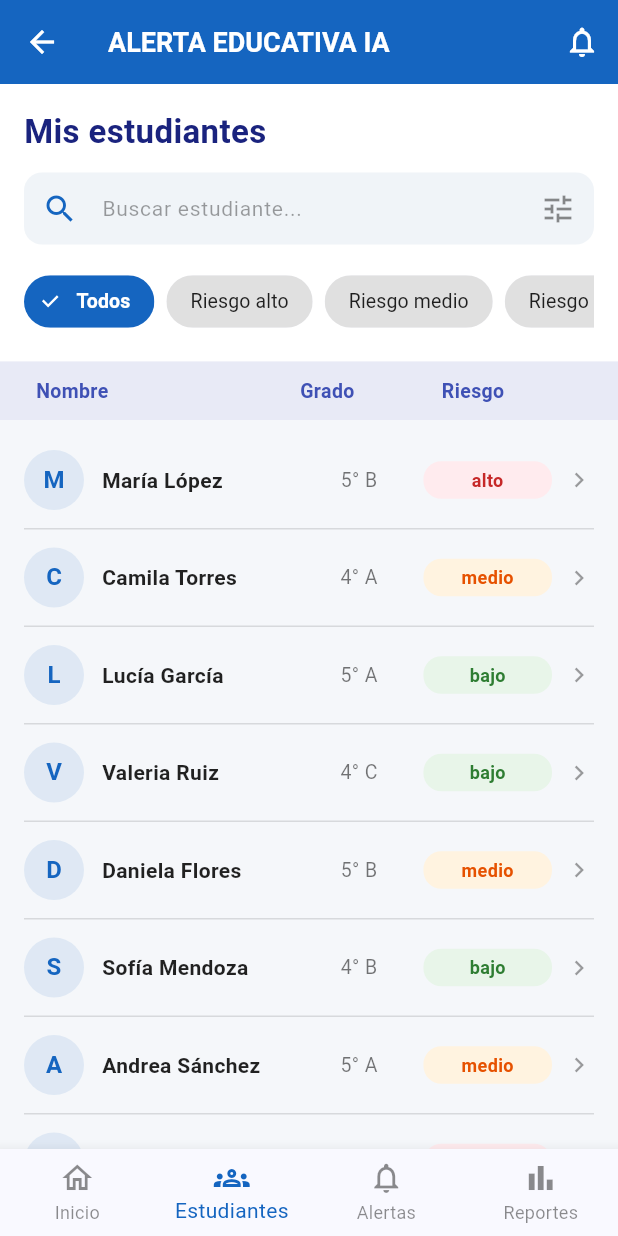
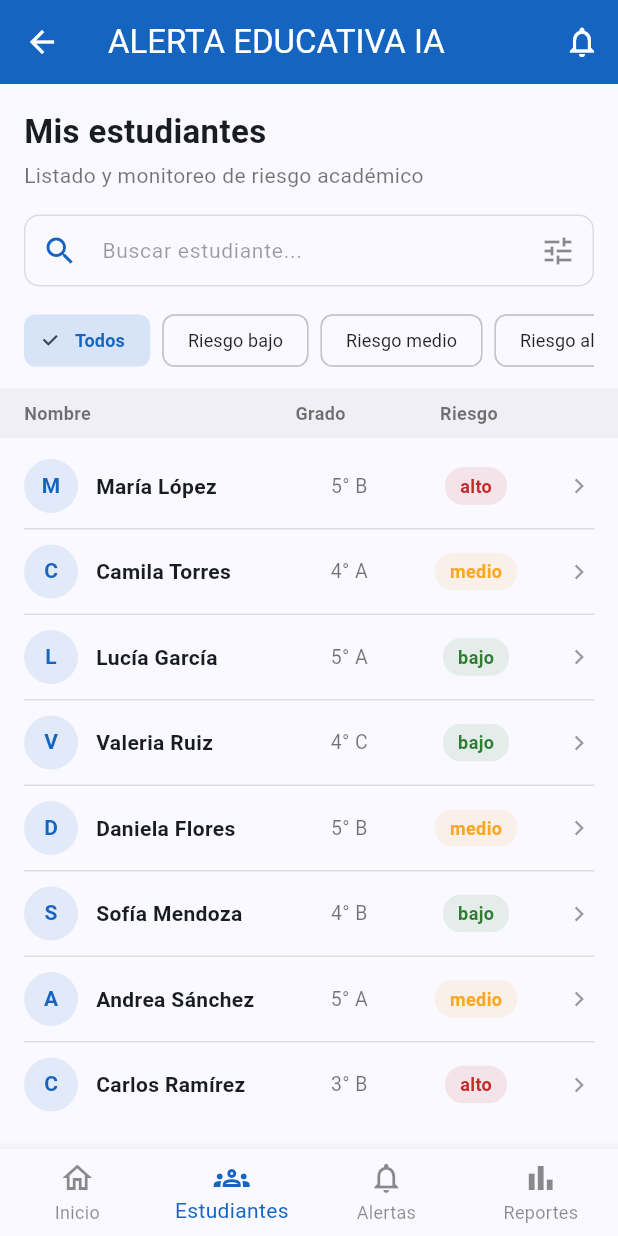
Before and after one commit to Minicodeveloper/asistencia_capullanas, a Flutter app: the StudentsListScreen screen opened by its route, on a phone screen of 412 x 824 dp. Run offline on Flutter 3.47's test engine with Material 3 defaults, Android fonts, the phone set to English and light mode, and no system bars.

Commit message:
Ajustada estetica de Pantalla 4 identica a Dashboard con comentarios para futura base de datos

```diff
--- a/lib/screens/students_list_screen.dart
+++ b/lib/screens/students_list_screen.dart
@@ -1,44 +1,31 @@
 import 'package:flutter/material.dart';
 
-enum RiskLevel { todos, alto, medio, bajo }
+enum RiskLevel { todos, bajo, medio, alto }
 
-extension RiskLevelExtension on RiskLevel {
+extension RiskLevelStyle on RiskLevel {
+  Color get color {
+    switch (this) {
+      case RiskLevel.todos:
+        return const Color(0xFF1565C0);
+      case RiskLevel.bajo:
+        return const Color(0xFF2E7D32);
+      case RiskLevel.medio:
+        return const Color(0xFFF9A825);
+      case RiskLevel.alto:
+        return const Color(0xFFC62828);
+    }
+  }
+
   String get label {
     switch (this) {
       case RiskLevel.todos:
         return 'Todos';
+      case RiskLevel.bajo:
+        return 'Riesgo bajo';
+      case RiskLevel.medio:
+        return 'Riesgo medio';
       case RiskLevel.alto:
         return 'Riesgo alto';
-      case RiskLevel.medio:
-        return 'Riesgo medio';
-      case RiskLevel.bajo:
-        return 'Riesgo bajo';
-    }
-  }
-
-  Color get color {
-    switch (this) {
-      case RiskLevel.todos:
-        return const Color(0xFF1565C0);
-      case RiskLevel.alto:
-        return const Color(0xFFC62828);
-      case RiskLevel.medio:
-        return const Color(0xFFE65100);
-      case RiskLevel.bajo:
-        return const Color(0xFF2E7D32);
-    }
-  }
-
-  Color get backgroundColor {
-    switch (this) {
-      case RiskLevel.todos:
-        return const Color(0xFFE3F2FD);
-      case RiskLevel.alto:
-        return const Color(0xFFFFEBEE);
-      case RiskLevel.medio:
-        return const Color(0xFFFFF3E0);
-      case RiskLevel.bajo:
-        return const Color(0xFFE8F5E9);
     }
   }
 }
@@ -49,7 +36,6 @@ class Student {
   final String name;
   final String grade;
   final RiskLevel risk;
-  final String avatarUrl;
   final double attendancePercentage;
   final int tardinessCount;
 
@@ -58,7 +44,6 @@ class Student {
     required this.name,
     required this.grade,
     required this.risk,
-    this.avatarUrl = '',
     required this.attendancePercentage,
     required this.tardinessCount,
   });
@@ -74,12 +59,13 @@ class StudentsListScreen extends StatefulWidget {
 }
 
 class _StudentsListScreenState extends State<StudentsListScreen> {
-  int _currentTabIndex = 1; // 1 = Estudiantes
+  int _currentTabIndex = 1;
   RiskLevel _selectedRiskFilter = RiskLevel.todos;
   String _searchQuery = '';
   final TextEditingController _searchController = TextEditingController();
 
-  // Lista de datos simulados basada en el diseño del prototipo
+  // TODO: reemplazar por datos reales desde la base de datos o servicio correspondiente.
+  // Aquí se deberían insertar los datos faltantes recuperados del repositorio de datos.
   final List<Student> _allStudents = const [
     Student(
       id: '1',
@@ -167,16 +153,16 @@ class _StudentsListScreenState extends State<StudentsListScreen> {
 
     switch (index) {
       case 0:
-        Navigator.of(context).pushReplacementNamed('/dashboard');
+        Navigator.of(context).pushNamed('/dashboard');
         break;
       case 1:
-        // Ya estamos en Estudiantes.
+        // Ya se encuentra en la pantalla de estudiantes.
         break;
       case 2:
-        Navigator.of(context).pushReplacementNamed('/alerts');
+        Navigator.of(context).pushNamed('/alerts');
         break;
       case 3:
-        Navigator.of(context).pushReplacementNamed('/reports');
+        Navigator.of(context).pushNamed('/reports');
         break;
     }
   }
@@ -189,18 +175,14 @@ class _StudentsListScreenState extends State<StudentsListScreen> {
 
   @override
   Widget build(BuildContext context) {
+    // TODO: Se añadirá en un futuro la consulta asíncrona a la base de datos local o remota.
     final filtered = _filteredStudents;
 
     return Scaffold(
-      backgroundColor: const Color(0xFFF5F7FA),
       appBar: AppBar(
-        elevation: 0,
+        title: const Text('ALERTA EDUCATIVA IA'),
         backgroundColor: const Color(0xFF1565C0),
         foregroundColor: Colors.white,
-        title: const Text(
-          'ALERTA EDUCATIVA IA',
-          style: TextStyle(fontSize: 18, fontWeight: FontWeight.bold),
-        ),
         actions: [
           IconButton(
             icon: const Icon(Icons.notifications_none),
@@ -209,27 +191,31 @@ class _StudentsListScreenState extends State<StudentsListScreen> {
           ),
         ],
       ),
-      body: Column(
+      body: RefreshIndicator(
+        onRefresh: () async {
+          // TODO: recargar datos desde el origen real (base de datos o API).
+          await Future.delayed(const Duration(milliseconds: 600));
+        },
+        child: Column(
           crossAxisAlignment: CrossAxisAlignment.start,
           children: [
-          // Cabecera superior "Mis estudiantes" y Buscador
-          Container(
-            color: Colors.white,
-            padding: const EdgeInsets.all(16.0),
+            Padding(
+              padding: const EdgeInsets.fromLTRB(16, 16, 16, 8),
               child: Column(
                 crossAxisAlignment: CrossAxisAlignment.start,
                 children: [
                   const Text(
                     'Mis estudiantes',
-                  style: TextStyle(
-                    fontSize: 22,
-                    fontWeight: FontWeight.bold,
-                    color: Color(0xFF1A237E),
+                    style: TextStyle(fontSize: 22, fontWeight: FontWeight.bold),
                   ),
+                  const SizedBox(height: 4),
+                  const Text(
+                    'Listado y monitoreo de riesgo académico',
+                    style: TextStyle(fontSize: 14, color: Colors.black54),
                   ),
-                const SizedBox(height: 12),
+                  const SizedBox(height: 16),
 
-                // Barra de Búsqueda
+                  // Campo de búsqueda
                   TextField(
                     controller: _searchController,
                     onChanged: (value) {
@@ -237,7 +223,7 @@ class _StudentsListScreenState extends State<StudentsListScreen> {
                     },
                     decoration: InputDecoration(
                       hintText: 'Buscar estudiante...',
-                    hintStyle: const TextStyle(color: Colors.black38, fontSize: 14),
+                      hintStyle: const TextStyle(fontSize: 14, color: Colors.black38),
                       prefixIcon: const Icon(Icons.search, color: Color(0xFF1565C0)),
                       suffixIcon: _searchQuery.isNotEmpty
                           ? IconButton(
@@ -248,18 +234,20 @@ class _StudentsListScreenState extends State<StudentsListScreen> {
                               },
                             )
                           : const Icon(Icons.tune_outlined, color: Colors.black45),
-                    filled: true,
-                    fillColor: const Color(0xFFF0F4F8),
                       contentPadding: const EdgeInsets.symmetric(vertical: 10),
                       border: OutlineInputBorder(
-                      borderRadius: BorderRadius.circular(12),
-                      borderSide: BorderSide.none,
+                        borderRadius: BorderRadius.circular(10),
+                        borderSide: const BorderSide(color: Colors.black12),
+                      ),
+                      enabledBorder: OutlineInputBorder(
+                        borderRadius: BorderRadius.circular(10),
+                        borderSide: const BorderSide(color: Colors.black12),
                       ),
                     ),
                   ),
-                const SizedBox(height: 14),
+                  const SizedBox(height: 12),
 
-                // Chips de Filtro por Nivel de Riesgo
+                  // Filtros por nivel de riesgo
                   SingleChildScrollView(
                     scrollDirection: Axis.horizontal,
                     child: Row(
@@ -267,26 +255,20 @@ class _StudentsListScreenState extends State<StudentsListScreen> {
                         final isSelected = _selectedRiskFilter == risk;
                         return Padding(
                           padding: const EdgeInsets.only(right: 8.0),
-                        child: FilterChip(
+                          child: ChoiceChip(
                             label: Text(risk.label),
                             selected: isSelected,
                             onSelected: (selected) {
-                            setState(() {
-                              _selectedRiskFilter = risk;
-                            });
+                              if (selected) {
+                                setState(() => _selectedRiskFilter = risk);
+                              }
                             },
-                          selectedColor: const Color(0xFF1565C0),
-                          checkmarkColor: Colors.white,
+                            selectedColor: risk.color.withValues(alpha: 0.15),
                             labelStyle: TextStyle(
-                            fontSize: 13,
+                              fontSize: 12,
                               fontWeight: isSelected ? FontWeight.bold : FontWeight.normal,
-                            color: isSelected ? Colors.white : Colors.black87,
+                              color: isSelected ? risk.color : Colors.black87,
                             ),
-                          backgroundColor: const Color(0xFFE0E0E0),
-                          shape: RoundedRectangleBorder(
-                            borderRadius: BorderRadius.circular(20),
-                          ),
-                          side: BorderSide.none,
                           ),
                         );
                       }).toList(),
@@ -296,20 +278,20 @@ class _StudentsListScreenState extends State<StudentsListScreen> {
               ),
             ),
 
-          // Encabezado de la lista de columnas (Nombre, Grado, Riesgo)
+            // Encabezado de la tabla de estudiantes
             Container(
-            padding: const EdgeInsets.symmetric(horizontal: 24, vertical: 10),
-            color: const Color(0xFFE8EAF6),
+              padding: const EdgeInsets.symmetric(horizontal: 16, vertical: 8),
+              color: Colors.black.withValues(alpha: 0.04),
               child: const Row(
                 children: [
                   Expanded(
-                  flex: 3,
+                    flex: 4,
                     child: Text(
                       'Nombre',
                       style: TextStyle(
-                      fontWeight: FontWeight.bold,
-                      fontSize: 13,
-                      color: Color(0xFF3F51B5),
+                        fontWeight: FontWeight.w600,
+                        fontSize: 12,
+                        color: Colors.black54,
                       ),
                     ),
                   ),
@@ -319,52 +301,40 @@ class _StudentsListScreenState extends State<StudentsListScreen> {
                       'Grado',
                       textAlign: TextAlign.center,
                       style: TextStyle(
-                      fontWeight: FontWeight.bold,
-                      fontSize: 13,
-                      color: Color(0xFF3F51B5),
+                        fontWeight: FontWeight.w600,
+                        fontSize: 12,
+                        color: Colors.black54,
                       ),
                     ),
                   ),
                   Expanded(
-                  flex: 2,
+                    flex: 3,
                     child: Text(
                       'Riesgo',
                       textAlign: TextAlign.center,
                       style: TextStyle(
-                      fontWeight: FontWeight.bold,
-                      fontSize: 13,
-                      color: Color(0xFF3F51B5),
+                        fontWeight: FontWeight.w600,
+                        fontSize: 12,
+                        color: Colors.black54,
                       ),
                     ),
                   ),
-                SizedBox(width: 24), // Espacio alineado para la flecha
+                  SizedBox(width: 24),
                 ],
               ),
             ),
 
-          // Lista de estudiantes
+            // Lista filtrada
             Expanded(
               child: filtered.isEmpty
                   ? const Center(
-                    child: Column(
-                      mainAxisAlignment: MainAxisAlignment.center,
-                      children: [
-                        Icon(Icons.person_search_outlined,
-                            size: 60, color: Colors.black26),
-                        SizedBox(height: 12),
-                        Text(
+                      child: Text(
                         'No se encontraron estudiantes',
-                          style: TextStyle(
-                            fontSize: 15,
-                            color: Colors.black54,
-                            fontWeight: FontWeight.w500,
-                          ),
-                        ),
-                      ],
+                        style: TextStyle(color: Colors.black45, fontSize: 14),
                       ),
                     )
                   : ListView.separated(
-                    padding: const EdgeInsets.symmetric(vertical: 8),
+                      padding: const EdgeInsets.symmetric(vertical: 4),
                       itemCount: filtered.length,
                       separatorBuilder: (context, index) => const Divider(
                         height: 1,
@@ -377,6 +347,7 @@ class _StudentsListScreenState extends State<StudentsListScreen> {
                         return _StudentTile(
                           student: student,
                           onTap: () {
+                            // TODO: Se añadirá en un futuro el paso de parámetros a la pantalla de detalle del estudiante.
                             Navigator.of(context).pushNamed(
                               '/students/detail',
                               arguments: student,
@@ -387,6 +358,7 @@ class _StudentsListScreenState extends State<StudentsListScreen> {
                     ),
             ),
           ],
+        ),
       ),
       bottomNavigationBar: BottomNavigationBar(
         currentIndex: _currentTabIndex,
@@ -417,7 +389,6 @@ class _StudentsListScreenState extends State<StudentsListScreen> {
   }
 }
 
-/// Elemento individual de estudiante para la lista
 class _StudentTile extends StatelessWidget {
   final Student student;
   final VoidCallback onTap;
@@ -432,37 +403,32 @@ class _StudentTile extends StatelessWidget {
     return InkWell(
       onTap: onTap,
       child: Padding(
-        padding: const EdgeInsets.symmetric(horizontal: 16, vertical: 12),
+        padding: const EdgeInsets.symmetric(horizontal: 16, vertical: 10),
         child: Row(
           children: [
-            // Avatar
             CircleAvatar(
-              radius: 20,
+              radius: 18,
               backgroundColor: const Color(0xFF1565C0).withValues(alpha: 0.1),
               child: Text(
                 student.name.isNotEmpty ? student.name[0] : 'E',
                 style: const TextStyle(
                   fontWeight: FontWeight.bold,
+                  fontSize: 14,
                   color: Color(0xFF1565C0),
                 ),
               ),
             ),
             const SizedBox(width: 12),
-
-            // Nombre
             Expanded(
-              flex: 3,
+              flex: 4,
               child: Text(
                 student.name,
                 style: const TextStyle(
                   fontWeight: FontWeight.w600,
                   fontSize: 14,
-                  color: Colors.black87,
                 ),
               ),
             ),
-
-            // Grado
             Expanded(
               flex: 2,
               child: Text(
@@ -474,19 +440,17 @@ class _StudentTile extends StatelessWidget {
                 ),
               ),
             ),
-
-            // Etiqueta de Nivel de Riesgo
             Expanded(
-              flex: 2,
+              flex: 3,
+              child: Center(
                 child: Container(
                   padding: const EdgeInsets.symmetric(horizontal: 10, vertical: 4),
                   decoration: BoxDecoration(
-                  color: student.risk.backgroundColor,
+                    color: student.risk.color.withValues(alpha: 0.1),
                     borderRadius: BorderRadius.circular(12),
                   ),
                   child: Text(
                     student.risk.label.replaceAll('Riesgo ', ''),
-                  textAlign: TextAlign.center,
                     style: TextStyle(
                       fontSize: 12,
                       fontWeight: FontWeight.bold,
@@ -495,8 +459,7 @@ class _StudentTile extends StatelessWidget {
                   ),
                 ),
               ),
-
-            // Flecha de navegación
+            ),
             const SizedBox(width: 8),
             const Icon(
               Icons.chevron_right,
```
Lines whose indentation alone changed are shown as unchanged.
